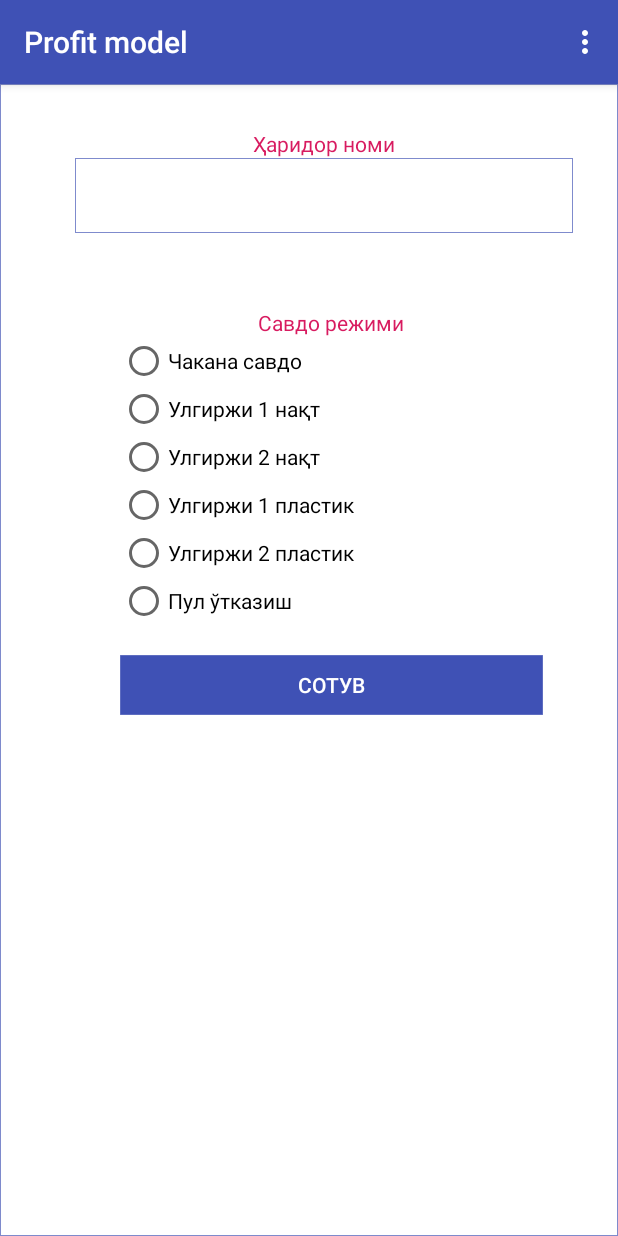
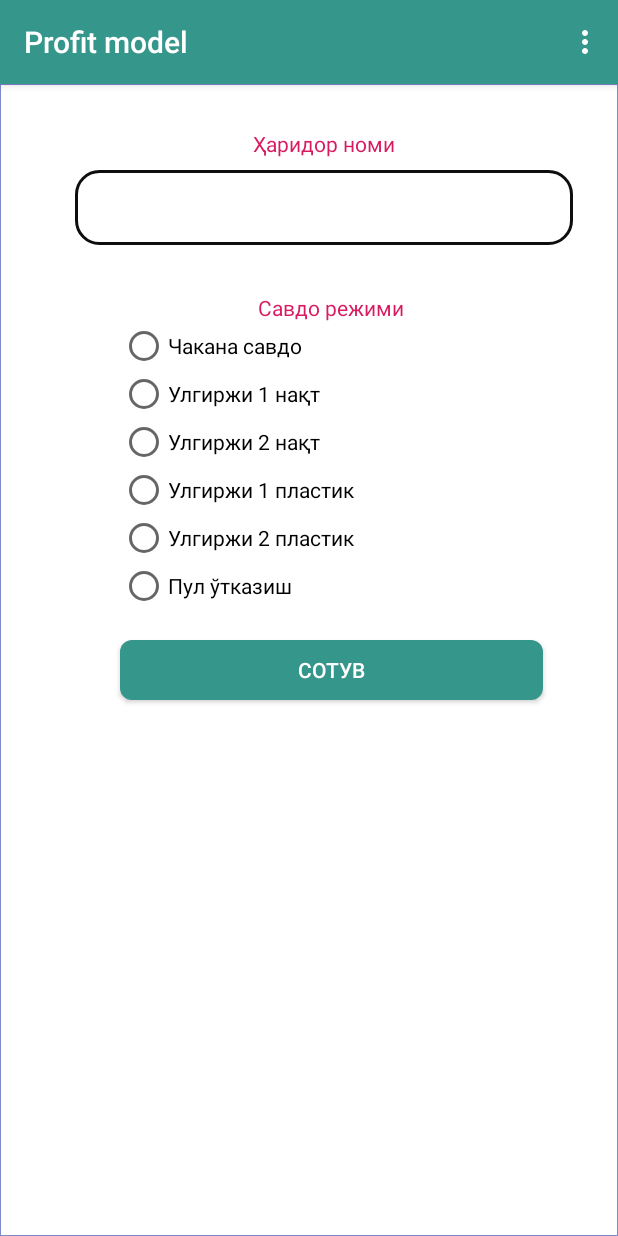
Before and after one commit to Khusinov/AndroidShop, an Android app: the TypeChangeActivity screen opened directly, with no data from a screen before it, on a phone screen of 412 x 824 dp. Run offline under Robolectric (Android 15) with nearby library versions, the phone set to English and light mode, and no system bars; 2 statements that could not run were skipped.

Commit message:
add series

```diff
--- a/app/build.gradle
+++ b/app/build.gradle
@@ -5,7 +5,7 @@ android {
     defaultConfig {
         vectorDrawables.useSupportLibrary = true
         applicationId "com.example.shop"
-        minSdkVersion 15
+        minSdkVersion 21
         targetSdkVersion 28
         versionCode 1
         versionName "1.1"
--- a/app/src/main/AndroidManifest.xml
+++ b/app/src/main/AndroidManifest.xml
@@ -49,7 +49,7 @@
 
         </activity>
         <activity
-            android:name=".ui.LoginActivity"
+            android:name=".ui.LoginActivity" android:windowSoftInputMode="adjustPan"
             android:screenOrientation="portrait"
             android:theme="@style/AppTheme">
             <intent-filter>
--- /dev/null
+++ b/app/src/main/res/drawable/button_rounded.xml
@@ -0,0 +1,13 @@
+<?xml version="1.0" encoding="utf-8"?>
+<!--  res/drawable/rounded_edittext.xml -->
+<shape xmlns:android="http://schemas.android.com/apk/res/android"
+    android:shape="rectangle"
+    android:padding="10dp">
+
+    <solid android:color="@color/colorPrimary" />
+    <corners
+        android:bottomRightRadius="8dp"
+        android:bottomLeftRadius="8dp"
+        android:topLeftRadius="8dp"
+        android:topRightRadius="8dp" />
+</shape>
--- /dev/null
+++ b/app/src/main/res/drawable/with_stroke.xml
@@ -0,0 +1,13 @@
+<?xml version="1.0" encoding="utf-8"?>
+<!-- res/drawable/rounded_edittext_focused.xml -->
+<shape xmlns:android="http://schemas.android.com/apk/res/android"
+    android:shape="rectangle" android:padding="10dp">
+
+    <solid android:color="#FFFFFF"/>
+    <stroke android:width="2dp" android:color="#0E0E0E" />
+    <corners
+        android:bottomRightRadius="15dp"
+        android:bottomLeftRadius="15dp"
+        android:topLeftRadius="15dp"
+        android:topRightRadius="15dp" />
+</shape>
--- a/app/src/main/res/layout/activity_main.xml
+++ b/app/src/main/res/layout/activity_main.xml
@@ -23,7 +23,7 @@
       android:layout_marginBottom="4dp"
       android:queryHint="Qidirish"
       android:textColor="@color/colorAccent"
-      />
+      android:gravity="center_horizontal" />
 
 
 
--- a/app/src/main/res/layout/activity_type_change.xml
+++ b/app/src/main/res/layout/activity_type_change.xml
@@ -18,7 +18,8 @@
 
         android:text="Ҳаридор номи"
         android:textAlignment="center"
-        android:textColor="@color/colorAccent" />
+        android:textColor="@color/colorAccent"
+        android:gravity="center_horizontal" />
 
     <AutoCompleteTextView
         android:id="@+id/client"
@@ -27,8 +28,9 @@
         android:layout_marginLeft="50dp"
         android:layout_marginRight="30dp"
         android:layout_marginEnd="30dp"
+        android:layout_marginTop="8dp"
         android:layout_marginStart="50dp"
-        android:background="@drawable/backgroun"
+        android:background="@drawable/with_stroke"
         android:ems="10"
         android:padding="10dp"
         tools:targetApi="o"
@@ -38,7 +40,7 @@
         android:id="@+id/choices"
         android:layout_width="match_parent"
         android:layout_height="wrap_content"
-        android:layout_marginTop="50dp"
+        android:layout_marginTop="32dp"
         android:layout_marginBottom="20dp">
 
         <TextView
@@ -51,7 +53,8 @@
             android:layout_marginStart="80dp"
             android:text="Савдо режими"
             android:textAlignment="center"
-            android:textColor="@color/colorAccent" />
+            android:textColor="@color/colorAccent"
+            android:gravity="center_horizontal" />
 
         <RadioButton
             android:id="@+id/type1"
@@ -124,7 +127,7 @@
         android:layout_height="40dp"
         android:layout_marginEnd="50dp"
         android:layout_marginStart="80dp"
-        android:background="@drawable/backgroun2"
+        android:background="@drawable/button_rounded"
         android:layout_marginLeft="80dp"
         android:layout_marginRight="50dp"
         android:textColor="@color/white"
--- a/app/src/main/res/values/colors.xml
+++ b/app/src/main/res/values/colors.xml
@@ -1,6 +1,6 @@
 <?xml version="1.0" encoding="utf-8"?>
 <resources>
-    <color name="colorPrimary">#008577</color>
+    <color name="colorPrimary">#35968b</color>
     <color name="colorPrimaryDark">#00574B</color>
     <color name="colorAccent">#D81B60</color>
     <color name="colorBlueDark">#AA3F51B5</color>
--- a/app/src/main/res/values/styles.xml
+++ b/app/src/main/res/values/styles.xml
@@ -3,13 +3,13 @@
     <!-- Base application theme. -->
     <style name="AppTheme" parent="Theme.AppCompat.Light.DarkActionBar">
         <!-- Customize your theme here. -->
-        <item name="colorPrimary">@color/colorBlue</item>
+        <item name="colorPrimary">@color/colorPrimary</item>
         <item name="colorPrimaryDark">@color/colorBlueDark</item>
         <item name="colorAccent">@color/colorAccent</item>
     </style>
     <style name="AppTheme.NoActionBar" parent="Theme.AppCompat.Light.NoActionBar">
         <!-- Customize your theme here. -->
-        <item name="colorPrimary">@color/colorBlue</item>
+        <item name="colorPrimary">@color/colorPrimary</item>
         <item name="colorPrimaryDark">@color/colorBlueDark</item>
         <item name="colorAccent">@color/colorAccent</item>
     </style>
@@ -26,6 +26,7 @@
         <item name="colorControlActivated">@color/white</item>
         <item name="colorControlHighlight">@color/white</item>
         <item name="android:textColorHint">@color/iron</item>
+        <item name="android:statusBarColor">#60b3aa</item>
 
         <item name="colorButtonNormal">@color/primary_darker</item>
         <item name="android:colorButtonNormal" tools:targetApi="lollipop">@color/primary_darker</item>
```
Also changed, not shown: app/src/main/res/drawable/back_rounded.xml (added, +13 -0 lines), app/src/main/res/drawable/cancel_rounded.xml (added, +13 -0 lines), app/src/main/res/drawable/orqa_rounded.xml (added, +13 -0 lines), app/src/main/res/layout/activity_login.xml (+26 -9 lines), app/src/main/res/layout/activity_product_add.xml (+4 -3 lines), app/src/main/res/layout/incomingproducts.xml (+5 -3 lines).
